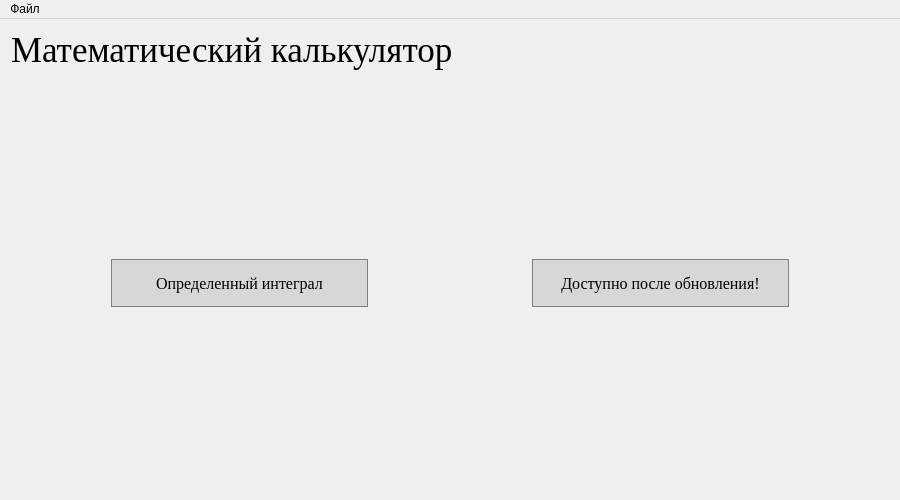
Before: the Qt Designer form mainwindow.ui in moevm/gui-1h2018-27, drawn with Qt 5.
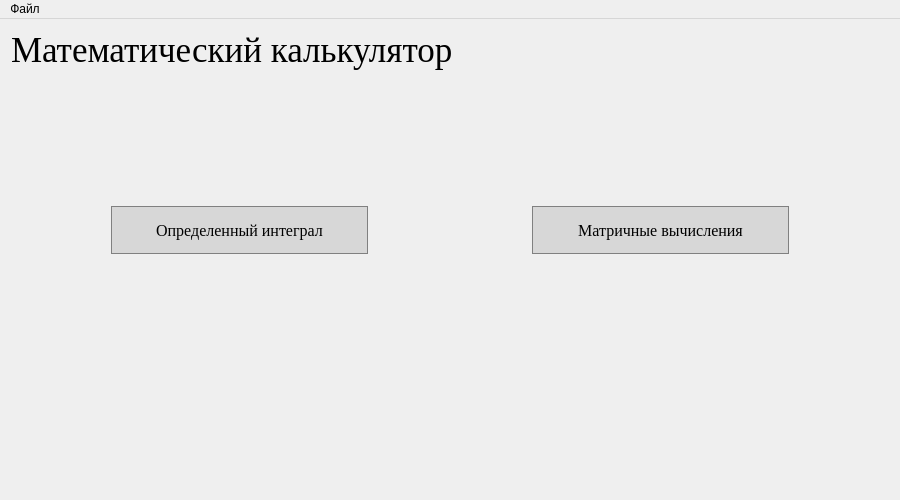
After: the same form once the commit is applied. Icons and pictures are not drawn.

Diff of the .ui file:
```diff
--- a/mainwindow.ui
+++ b/mainwindow.ui
@@ -52,10 +52,13 @@
           <property name="orientation">
            <enum>Qt::Vertical</enum>
           </property>
+          <property name="sizeType">
+           <enum>QSizePolicy::Fixed</enum>
+          </property>
           <property name="sizeHint" stdset="0">
            <size>
             <width>178</width>
-            <height>100</height>
+            <height>130</height>
            </size>
           </property>
          </spacer>
@@ -138,7 +141,7 @@
 }</string>
             </property>
             <property name="text">
-             <string>Доступно после обновления!</string>
+             <string>Матричные вычисления</string>
             </property>
            </widget>
           </item>
```
Left out of the diff: 14 changed lines with no effect on the pictures.
